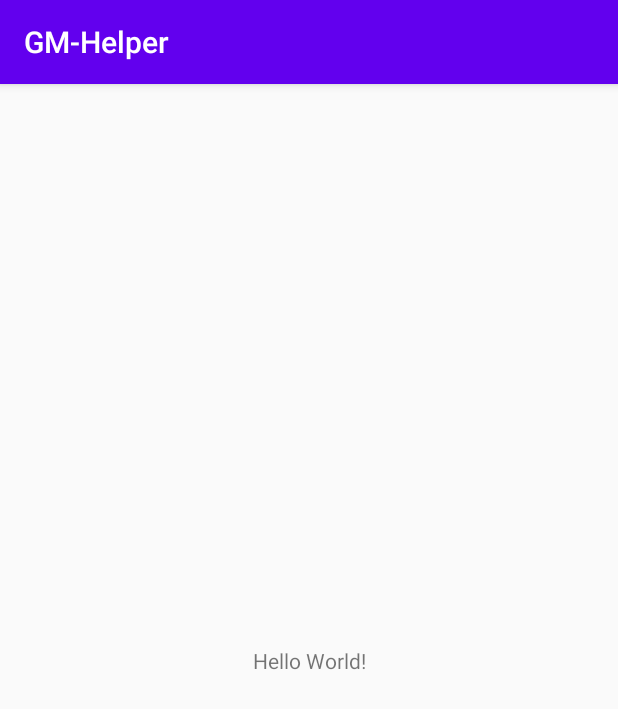
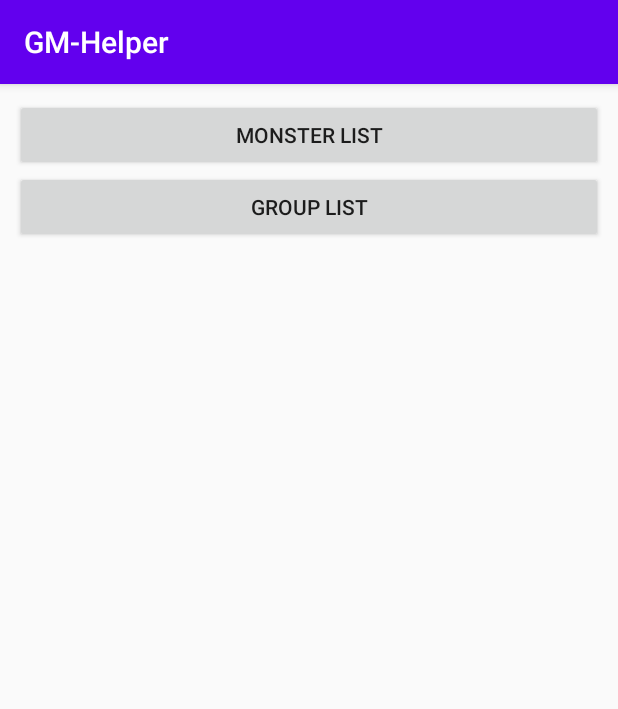
Before and after one commit to CaptainArekor/GM-Helper, an Android app: the screen it shows after launch (MainActivity), on a phone screen of 412 x 824 dp. Shown: the top 709 px of the screen. Run offline under Robolectric (Android 15) with nearby library versions, the phone set to English and light mode, and no system bars.

Commit message:
Feature (MonsterList) : ViewModel + ViewModel added + Doa link

```diff
--- a/app/build.gradle
+++ b/app/build.gradle
@@ -39,7 +39,7 @@ dependencies {
     def room_version = "2.1.0-alpha04"
     //noinspection GradleDependency
     implementation "androidx.room:room-runtime:$room_version"
-    kapt 'androidx.room:room-compiler:2.3.0-alpha01'
+    //kapt 'androidx.room:room-compiler:2.3.0-alpha01'
     annotationProcessor 'androidx.room:room-compiler:2.2.5'
 
     // Material components theme
--- a/app/src/main/AndroidManifest.xml
+++ b/app/src/main/AndroidManifest.xml
@@ -11,11 +11,13 @@
         android:supportsRtl="true"
         android:theme="@style/AppTheme"
         tools:ignore="AllowBackup">
-        <activity android:name=".monster.MonsterList" />
+        <activity
+            android:name=".monster.MonsterList"
+            android:launchMode="singleTop"
+            android:parentActivityName=".MainActivity"/>
         <activity android:name=".MainActivity">
             <intent-filter>
                 <action android:name="android.intent.action.MAIN" />
-
                 <category android:name="android.intent.category.LAUNCHER" />
             </intent-filter>
         </activity>
--- a/app/src/main/java/com/arekor/gm_helper/MainActivity.kt
+++ b/app/src/main/java/com/arekor/gm_helper/MainActivity.kt
@@ -1,11 +1,19 @@
 package com.arekor.gm_helper
 
+import android.content.Intent
 import androidx.appcompat.app.AppCompatActivity
 import android.os.Bundle
+import com.arekor.gm_helper.monster.MonsterList
+import kotlinx.android.synthetic.main.activity_main.*
 
 class MainActivity : AppCompatActivity() {
     override fun onCreate(savedInstanceState: Bundle?) {
         super.onCreate(savedInstanceState)
         setContentView(R.layout.activity_main)
+
+        main_open_monster_list.setOnClickListener(){
+            var intent = Intent(this, MonsterList::class.java)
+            startActivity(intent)
+        }
     }
 }
--- a/app/src/main/java/com/arekor/gm_helper/data/dao/GroupHasMonster.kt
+++ b/app/src/main/java/com/arekor/gm_helper/data/dao/GroupHasMonsterDao.kt
@@ -5,7 +5,7 @@ import androidx.room.*
 import com.arekor.gm_helper.data.model.GroupHasMonster
 
 @Dao
-interface GroupHasMonster {
+interface GroupHasMonsterDao {
     @Query("SELECT * FROM group_has_monster")
     fun getAll(): LiveData<List<GroupHasMonster>>
 
--- a/app/src/main/java/com/arekor/gm_helper/data/database/GmDatabase.kt
+++ b/app/src/main/java/com/arekor/gm_helper/data/database/GmDatabase.kt
@@ -4,6 +4,8 @@ import android.content.Context
 import androidx.room.Database
 import androidx.room.Room
 import androidx.room.RoomDatabase
+import com.arekor.gm_helper.data.dao.GroupDao
+import com.arekor.gm_helper.data.dao.GroupHasMonsterDao
 import com.arekor.gm_helper.data.dao.MonsterDao
 import com.arekor.gm_helper.data.model.Group
 import com.arekor.gm_helper.data.model.GroupHasMonster
@@ -18,7 +20,9 @@ const val DATABASE_NAME = "GMDatabase"
     exportSchema = false
 )
 abstract class GmDatabase : RoomDatabase() {
-    abstract fun studentDao(): MonsterDao
+    abstract fun monsterDao(): MonsterDao
+    abstract fun groupDao(): GroupDao
+    abstract fun groupHasMonsterDao(): GroupHasMonsterDao
 
     companion object {
         private var INSTANCE: GmDatabase? = null
--- a/app/src/main/res/layout/activity_main.xml
+++ b/app/src/main/res/layout/activity_main.xml
@@ -1,18 +1,22 @@
 <?xml version="1.0" encoding="utf-8"?>
-<androidx.constraintlayout.widget.ConstraintLayout xmlns:android="http://schemas.android.com/apk/res/android"
-    xmlns:app="http://schemas.android.com/apk/res-auto"
+<androidx.appcompat.widget.LinearLayoutCompat
+    xmlns:android="http://schemas.android.com/apk/res/android"
     xmlns:tools="http://schemas.android.com/tools"
     android:layout_width="match_parent"
     android:layout_height="match_parent"
+    android:orientation="vertical"
+    android:padding="10dp"
     tools:context=".MainActivity">
 
-    <TextView
-        android:layout_width="wrap_content"
+    <Button
+        android:id="@+id/main_open_monster_list"
+        android:layout_width="match_parent"
         android:layout_height="wrap_content"
-        android:text="Hello World!"
-        app:layout_constraintBottom_toBottomOf="parent"
-        app:layout_constraintLeft_toLeftOf="parent"
-        app:layout_constraintRight_toRightOf="parent"
-        app:layout_constraintTop_toTopOf="parent" />
+        android:text="Monster list"/>
 
-</androidx.constraintlayout.widget.ConstraintLayout>
+    <Button
+        android:layout_width="match_parent"
+        android:layout_height="wrap_content"
+        android:text="Group list"/>
+
+</androidx.appcompat.widget.LinearLayoutCompat>
```
Also changed, not shown: app/src/main/java/com/arekor/gm_helper/monster/MonsterViewModel.kt (added, +16 -0 lines).
